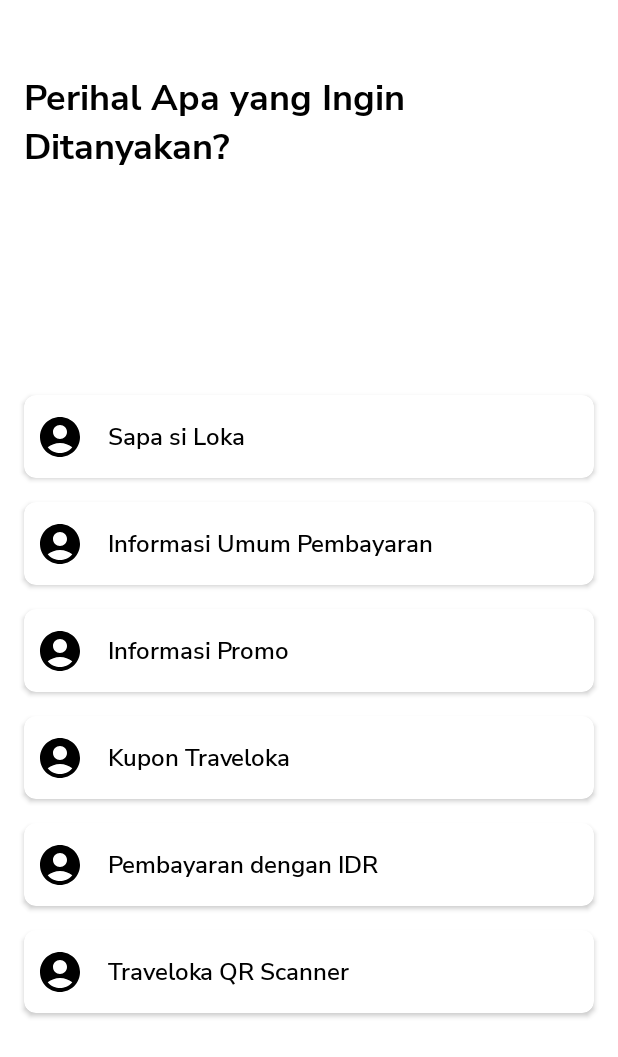
After one commit to Bangkit-Capstone-C22-CB03-Team/TVLK-Chatbot, an Android app: the CategoryActivity screen opened directly, with no data from a screen before it, on a phone screen of 412 x 824 dp. The commit adds this screen. Shown: the top 1057 px of the screen. Run offline under Robolectric (Android 15) with nearby library versions, the phone set to English and light mode, and no system bars.

Commit message:
added Category Activity but still no icon, Improved Splash Screen, Improved Adaptive Font in Dark Mode

```diff
--- a/app/src/main/AndroidManifest.xml
+++ b/app/src/main/AndroidManifest.xml
@@ -18,12 +18,15 @@
         android:usesCleartextTraffic="true"
         tools:targetApi="31">
         <activity
+            android:name=".ui.CategoryActivity"
+            android:exported="false" />
+        <activity
             android:name=".splash.OnboardingActivity"
             android:exported="false" />
         <activity
             android:name=".ui.MainActivity"
             android:exported="false"
-            android:windowSoftInputMode="adjustResize"/>
+            android:windowSoftInputMode="adjustResize" />
         <activity
             android:name=".splash.SplashScreenActivity"
             android:exported="true">
--- /dev/null
+++ b/app/src/main/java/com/bangkit/capstone/ui/CategoryActivity.kt
@@ -0,0 +1,13 @@
+package com.bangkit.capstone.ui
+
+import androidx.appcompat.app.AppCompatActivity
+import android.os.Bundle
+import com.bangkit.capstone.R
+
+class CategoryActivity : AppCompatActivity() {
+    override fun onCreate(savedInstanceState: Bundle?) {
+        super.onCreate(savedInstanceState)
+        setContentView(R.layout.activity_category)
+        supportActionBar?.hide()
+    }
+}
--- a/app/src/main/res/drawable/rect.xml
+++ b/app/src/main/res/drawable/rect.xml
@@ -3,9 +3,5 @@
     android:shape="rectangle">
     <solid
         android:color="@color/black"/>
-    <corners
-        android:bottomLeftRadius="5dp"
-        android:bottomRightRadius="5dp"
-        />
 
 </shape>
--- /dev/null
+++ b/app/src/main/res/drawable/rounded_30dp_filled.xml
@@ -0,0 +1,11 @@
+<?xml version="1.0" encoding="utf-8"?>
+<shape xmlns:android="http://schemas.android.com/apk/res/android">
+    <solid
+        android:color="@color/white"/>
+    <corners
+        android:topRightRadius="30dp"
+        android:topLeftRadius="30dp"
+        android:bottomLeftRadius="30dp"
+        android:bottomRightRadius="30dp"/>
+
+</shape>
--- /dev/null
+++ b/app/src/main/res/layout/activity_category.xml
@@ -0,0 +1,290 @@
+<?xml version="1.0" encoding="utf-8"?>
+<androidx.constraintlayout.widget.ConstraintLayout xmlns:android="http://schemas.android.com/apk/res/android"
+    xmlns:app="http://schemas.android.com/apk/res-auto"
+    xmlns:tools="http://schemas.android.com/tools"
+    android:layout_width="match_parent"
+    android:layout_height="match_parent"
+    tools:context=".ui.CategoryActivity">
+
+    <androidx.constraintlayout.widget.ConstraintLayout
+        android:id="@+id/titleText"
+        android:layout_width="match_parent"
+        android:layout_height="wrap_content"
+        android:layout_marginTop="48dp"
+        android:paddingStart="16dp"
+        android:paddingEnd="16dp"
+        app:layout_constraintEnd_toEndOf="parent"
+        app:layout_constraintStart_toStartOf="parent"
+        app:layout_constraintTop_toTopOf="parent">
+
+        <TextView
+            android:layout_width="wrap_content"
+            android:layout_height="wrap_content"
+            android:fontFamily="@font/nunitosans_bold"
+            android:text="@string/title_Category"
+            android:textSize="24sp"
+            app:layout_constraintBottom_toBottomOf="parent"
+            app:layout_constraintStart_toStartOf="parent"
+            app:layout_constraintTop_toTopOf="parent" />
+    </androidx.constraintlayout.widget.ConstraintLayout>
+
+    <androidx.cardview.widget.CardView
+        android:id="@+id/cardView1"
+        android:layout_width="match_parent"
+        android:layout_height="wrap_content"
+        android:layout_margin="16dp"
+        android:layout_marginTop="12dp"
+        app:cardCornerRadius="8dp"
+        app:layout_constraintEnd_toEndOf="parent"
+        app:layout_constraintStart_toStartOf="parent"
+        app:layout_constraintTop_toBottomOf="@id/guideline2">
+
+        <androidx.constraintlayout.widget.ConstraintLayout
+            android:layout_width="match_parent"
+            android:layout_height="match_parent">
+
+            <ImageView
+                android:id="@+id/iconCard1"
+                android:layout_width="32dp"
+                android:layout_height="32dp"
+                android:layout_marginStart="8dp"
+                android:src="@drawable/ic_baseline_account_circle_24"
+                app:layout_constraintTop_toTopOf="parent"
+                app:layout_constraintBottom_toBottomOf="parent"
+                app:layout_constraintStart_toStartOf="parent"
+                android:contentDescription="@string/icon_category_desc" />
+
+            <TextView
+                android:layout_width="wrap_content"
+                android:layout_height="wrap_content"
+                android:fontFamily="@font/nunitosans_semibold"
+                android:padding="16dp"
+                android:text="@string/category1"
+                android:textSize="16sp"
+                app:layout_constraintStart_toEndOf="@id/iconCard1"
+                app:layout_constraintTop_toTopOf="parent"
+                app:layout_constraintBottom_toBottomOf="parent"/>
+
+        </androidx.constraintlayout.widget.ConstraintLayout>
+
+
+    </androidx.cardview.widget.CardView>
+
+    <androidx.cardview.widget.CardView
+        android:id="@+id/cardView2"
+        android:layout_width="match_parent"
+        android:layout_height="wrap_content"
+        android:layout_margin="16dp"
+        android:layout_marginTop="12dp"
+        app:cardCornerRadius="8dp"
+        app:layout_constraintEnd_toEndOf="parent"
+        app:layout_constraintStart_toStartOf="parent"
+        app:layout_constraintTop_toBottomOf="@id/cardView1">
+
+        <androidx.constraintlayout.widget.ConstraintLayout
+            android:layout_width="match_parent"
+            android:layout_height="match_parent">
+
+            <ImageView
+                android:id="@+id/iconCard2"
+                android:layout_width="32dp"
+                android:layout_height="32dp"
+                android:layout_marginStart="8dp"
+                android:src="@drawable/ic_baseline_account_circle_24"
+                android:contentDescription="@string/icon_category_desc"
+                app:layout_constraintTop_toTopOf="parent"
+                app:layout_constraintBottom_toBottomOf="parent"
+                app:layout_constraintStart_toStartOf="parent"/>
+
+            <TextView
+                android:layout_width="wrap_content"
+                android:layout_height="wrap_content"
+                android:fontFamily="@font/nunitosans_semibold"
+                android:padding="16dp"
+                android:text="@string/category2"
+                android:textSize="16sp"
+                app:layout_constraintStart_toEndOf="@id/iconCard2"
+                app:layout_constraintTop_toTopOf="parent"
+                app:layout_constraintBottom_toBottomOf="parent"/>
+
+        </androidx.constraintlayout.widget.ConstraintLayout>
+
+
+    </androidx.cardview.widget.CardView>
+
+    <androidx.cardview.widget.CardView
+        android:id="@+id/cardView3"
+        android:layout_width="match_parent"
+        android:layout_height="wrap_content"
+        android:layout_margin="16dp"
+        android:layout_marginTop="12dp"
+        app:cardCornerRadius="8dp"
+        app:layout_constraintEnd_toEndOf="parent"
+        app:layout_constraintStart_toStartOf="parent"
+        app:layout_constraintTop_toBottomOf="@id/cardView2">
+
+        <androidx.constraintlayout.widget.ConstraintLayout
+            android:layout_width="match_parent"
+            android:layout_height="match_parent">
+
+            <ImageView
+                android:id="@+id/iconCard3"
+                android:layout_width="32dp"
+                android:layout_height="32dp"
+                android:layout_marginStart="8dp"
+                android:src="@drawable/ic_baseline_account_circle_24"
+                android:contentDescription="@string/icon_category_desc"
+                app:layout_constraintTop_toTopOf="parent"
+                app:layout_constraintBottom_toBottomOf="parent"
+                app:layout_constraintStart_toStartOf="parent"/>
+
+            <TextView
+                android:layout_width="wrap_content"
+                android:layout_height="wrap_content"
+                android:fontFamily="@font/nunitosans_semibold"
+                android:padding="16dp"
+                android:text="@string/category3"
+                android:textSize="16sp"
+                app:layout_constraintStart_toEndOf="@id/iconCard3"
+                app:layout_constraintTop_toTopOf="parent"
+                app:layout_constraintBottom_toBottomOf="parent"/>
+
+        </androidx.constraintlayout.widget.ConstraintLayout>
+
+
+    </androidx.cardview.widget.CardView>
+
+    <androidx.cardview.widget.CardView
+        android:id="@+id/cardView4"
+        android:layout_width="match_parent"
+        android:layout_height="wrap_content"
+        android:layout_margin="16dp"
+        android:layout_marginTop="12dp"
+        app:cardCornerRadius="8dp"
+        app:layout_constraintEnd_toEndOf="parent"
+        app:layout_constraintStart_toStartOf="parent"
+        app:layout_constraintTop_toBottomOf="@id/cardView3">
+
+        <androidx.constraintlayout.widget.ConstraintLayout
+            android:layout_width="match_parent"
+            android:layout_height="match_parent">
+
+            <ImageView
+                android:id="@+id/iconCard4"
+                android:layout_width="32dp"
+                android:layout_height="32dp"
+                android:layout_marginStart="8dp"
+                android:src="@drawable/ic_baseline_account_circle_24"
+                android:contentDescription="@string/icon_category_desc"
+                app:layout_constraintTop_toTopOf="parent"
+                app:layout_constraintBottom_toBottomOf="parent"
+                app:layout_constraintStart_toStartOf="parent"/>
+
+            <TextView
+                android:layout_width="wrap_content"
+                android:layout_height="wrap_content"
+                android:fontFamily="@font/nunitosans_semibold"
+                android:padding="16dp"
+                android:text="@string/category4"
+                android:textSize="16sp"
+                app:layout_constraintStart_toEndOf="@id/iconCard4"
+                app:layout_constraintTop_toTopOf="parent"
+                app:layout_constraintBottom_toBottomOf="parent"/>
+
+        </androidx.constraintlayout.widget.ConstraintLayout>
+
+
+    </androidx.cardview.widget.CardView>
+
+    <androidx.cardview.widget.CardView
+        android:id="@+id/cardView5"
+        android:layout_width="match_parent"
+        android:layout_height="wrap_content"
+        android:layout_margin="16dp"
+        android:layout_marginTop="12dp"
+        app:cardCornerRadius="8dp"
+        app:layout_constraintEnd_toEndOf="parent"
+        app:layout_constraintStart_toStartOf="parent"
+        app:layout_constraintTop_toBottomOf="@id/cardView4">
+
+        <androidx.constraintlayout.widget.ConstraintLayout
+            android:layout_width="match_parent"
+            android:layout_height="match_parent">
+
+            <ImageView
+                android:id="@+id/iconCard5"
+                android:layout_width="32dp"
+                android:layout_height="32dp"
+                android:layout_marginStart="8dp"
+                android:src="@drawable/ic_baseline_account_circle_24"
+                android:contentDescription="@string/icon_category_desc"
+                app:layout_constraintTop_toTopOf="parent"
+                app:layout_constraintBottom_toBottomOf="parent"
+                app:layout_constraintStart_toStartOf="parent"/>
+
+            <TextView
+                android:layout_width="wrap_content"
+                android:layout_height="wrap_content"
+                android:fontFamily="@font/nunitosans_semibold"
+                android:padding="16dp"
+                android:text="@string/category5"
+                android:textSize="16sp"
+                app:layout_constraintStart_toEndOf="@id/iconCard5"
+                app:layout_constraintTop_toTopOf="parent"
+                app:layout_constraintBottom_toBottomOf="parent"/>
+
+        </androidx.constraintlayout.widget.ConstraintLayout>
+
+
+    </androidx.cardview.widget.CardView>
+
+    <androidx.cardview.widget.CardView
+        android:id="@+id/cardView6"
+        android:layout_width="match_parent"
+        android:layout_height="wrap_content"
+        android:layout_margin="16dp"
+        android:layout_marginTop="12dp"
+        app:cardCornerRadius="8dp"
+        app:layout_constraintEnd_toEndOf="parent"
+        app:layout_constraintStart_toStartOf="parent"
+        app:layout_constraintTop_toBottomOf="@id/cardView5">
+
+        <androidx.constraintlayout.widget.ConstraintLayout
+            android:layout_width="match_parent"
+            android:layout_height="match_parent">
+
+            <ImageView
+                android:id="@+id/iconCard6"
+                android:layout_width="32dp"
+                android:layout_height="32dp"
+                android:layout_marginStart="8dp"
+                android:src="@drawable/ic_baseline_account_circle_24"
+                android:contentDescription="@string/icon_category_desc"
+                app:layout_constraintTop_toTopOf="parent"
+                app:layout_constraintBottom_toBottomOf="parent"
+                app:layout_constraintStart_toStartOf="parent"/>
+
+            <TextView
+                android:layout_width="wrap_content"
+                android:layout_height="wrap_content"
+                android:fontFamily="@font/nunitosans_semibold"
+                android:padding="16dp"
+                android:text="@string/category6"
+                android:textSize="16sp"
+                app:layout_constraintStart_toEndOf="@id/iconCard6"
+                app:layout_constraintTop_toTopOf="parent"
+                app:layout_constraintBottom_toBottomOf="parent"/>
+
+        </androidx.constraintlayout.widget.ConstraintLayout>
+
+
+    </androidx.cardview.widget.CardView>
+
+    <androidx.constraintlayout.widget.Guideline
+        android:id="@+id/guideline2"
+        android:layout_width="wrap_content"
+        android:layout_height="wrap_content"
+        android:orientation="horizontal"
+        app:layout_constraintGuide_percent="0.3" />
+
+</androidx.constraintlayout.widget.ConstraintLayout>
--- a/app/src/main/res/layout/activity_splash_screen.xml
+++ b/app/src/main/res/layout/activity_splash_screen.xml
@@ -6,14 +6,27 @@
     android:layout_height="match_parent"
     tools:context=".splash.SplashScreenActivity">
 
-    <ImageView
+    <androidx.constraintlayout.widget.ConstraintLayout
         android:layout_width="160dp"
         android:layout_height="160dp"
-        android:src="@drawable/traveloka_logo"
-        android:contentDescription="@string/img_splashlogo"
+        android:elevation="2dp"
+        android:background="@drawable/rounded_30dp_filled"
         app:layout_constraintTop_toTopOf="parent"
         app:layout_constraintBottom_toBottomOf="parent"
         app:layout_constraintStart_toStartOf="parent"
-        app:layout_constraintEnd_toEndOf="parent"/>
+        app:layout_constraintEnd_toEndOf="parent">
+
+        <ImageView
+            android:layout_width="90dp"
+            android:layout_height="90dp"
+            android:src="@drawable/traveloka_logo"
+            android:contentDescription="@string/img_splashlogo"
+            app:layout_constraintTop_toTopOf="parent"
+            app:layout_constraintBottom_toBottomOf="parent"
+            app:layout_constraintStart_toStartOf="parent"
+            app:layout_constraintEnd_toEndOf="parent"/>
+
+    </androidx.constraintlayout.widget.ConstraintLayout>
+
 
 </androidx.constraintlayout.widget.ConstraintLayout>
--- a/app/src/main/res/values-night/themes.xml
+++ b/app/src/main/res/values-night/themes.xml
@@ -1,6 +1,6 @@
 <resources>
     <!-- Base application theme. -->
-    <style name="Theme.Capstone" parent="Theme.MaterialComponents.DayNight.NoActionBar">
+    <style name="Theme.Capstone" parent="Theme.MaterialComponents.DayNight.DarkActionBar">
         <item name="colorPrimary">@color/cyan_700</item>
         <item name="colorPrimaryVariant">@color/cyan_900</item>
         <item name="colorOnPrimary">@color/black</item>
@@ -8,6 +8,8 @@
         <item name="colorSecondary">@color/cyan_200</item>
         <item name="colorSecondaryVariant">@color/cyan_300</item>
         <item name="colorOnSecondary">@color/black</item>
+        <!-- Text Color -->
+        <item name="android:textColor">@color/white</item>
         <!-- Status bar color. -->
         <item name="android:statusBarColor" >@color/cyan_800</item>
 
--- a/app/src/main/res/values/strings.xml
+++ b/app/src/main/res/values/strings.xml
@@ -21,4 +21,12 @@
     <string name="connection_dialog_title">Connection Lost</string>
     <string name="connection_dialog_content">Your device is not connected to the internet. Make sure to check your internet connection before continuing the application</string>
     <string name="connection_dialog_confirm">Close</string>
+    <string name="category1">Sapa si Loka</string>
+    <string name="category2">Informasi Umum Pembayaran</string>
+    <string name="category3">Informasi Promo</string>
+    <string name="category4">Kupon Traveloka</string>
+    <string name="category5">Pembayaran dengan IDR</string>
+    <string name="category6">Traveloka QR Scanner</string>
+    <string name="icon_category_desc">Icon Category</string>
+    <string name="title_Category">Perihal Apa yang Ingin \nDitanyakan?</string>
 </resources>
--- a/app/src/main/res/values/themes.xml
+++ b/app/src/main/res/values/themes.xml
@@ -8,6 +8,8 @@
         <item name="colorSecondary">@color/cyan_200</item>
         <item name="colorSecondaryVariant">@color/cyan_300</item>
         <item name="colorOnSecondary">@color/black</item>
+        <!-- Text Color -->
+        <item name="android:textColor">@color/black</item>
         <!-- Status bar color. -->
         <item name="android:statusBarColor" >?attr/colorPrimaryVariant</item>
     </style>
```
